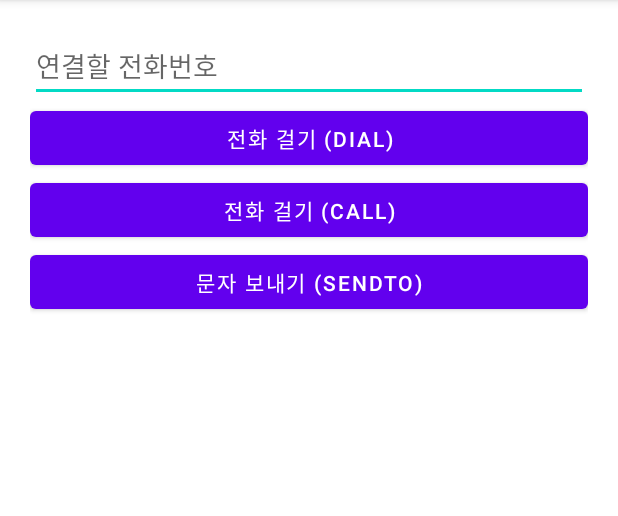
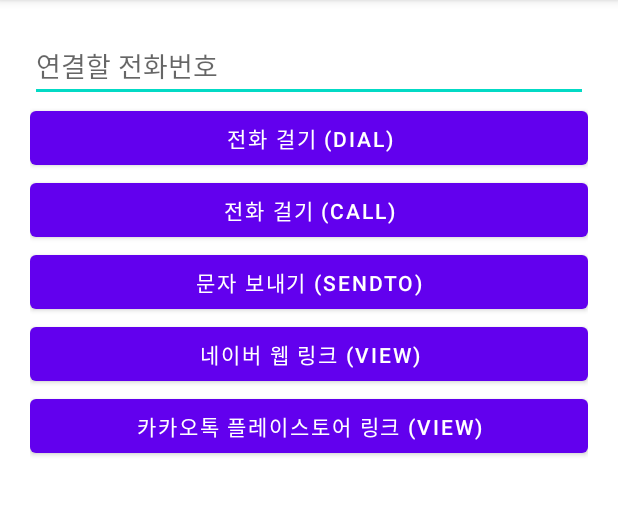
Before and after one commit to cho881020/AndroidIntent_20220517, an Android app: the screen it shows after launch (MainActivity), on a phone screen of 412 x 824 dp, the part 84-600 px from its top. Run offline under Robolectric (Android 15) with nearby library versions, the phone set to English and light mode, and no system bars.

Commit message:
VIEW 액션 예제   - 웹링크 / 스토어 링크

```diff
--- a/app/src/main/java/kr/nepp/androidintent_20220517/MainActivity.kt
+++ b/app/src/main/java/kr/nepp/androidintent_20220517/MainActivity.kt
@@ -49,5 +49,22 @@ class MainActivity : AppCompatActivity() {
 
         }
 
+        btnNaverWebLink.setOnClickListener {
+
+            val myUri = Uri.parse("https://naver.com")
+            val myIntent = Intent( Intent.ACTION_VIEW, myUri )
+            startActivity(myIntent)
+
+        }
+
+        btnKakaoStoreLink.setOnClickListener {
+
+            val myUri = Uri.parse("market://details?id=com.kakao.talk")
+            val myIntent = Intent( Intent.ACTION_VIEW, myUri )
+            startActivity(myIntent)
+
+        }
+
+
     }
 }
--- a/app/src/main/res/layout/activity_main.xml
+++ b/app/src/main/res/layout/activity_main.xml
@@ -33,6 +33,18 @@
         android:layout_height="wrap_content"
         android:text="문자 보내기 (SENDTO)" />
 
+    <Button
+        android:id="@+id/btnNaverWebLink"
+        android:layout_width="match_parent"
+        android:layout_height="wrap_content"
+        android:text="네이버 웹 링크 (VIEW)" />
+
+    <Button
+        android:id="@+id/btnKakaoStoreLink"
+        android:layout_width="match_parent"
+        android:layout_height="wrap_content"
+        android:text="카카오톡 플레이스토어 링크 (VIEW)" />
+
 
 
 </LinearLayout>
```
